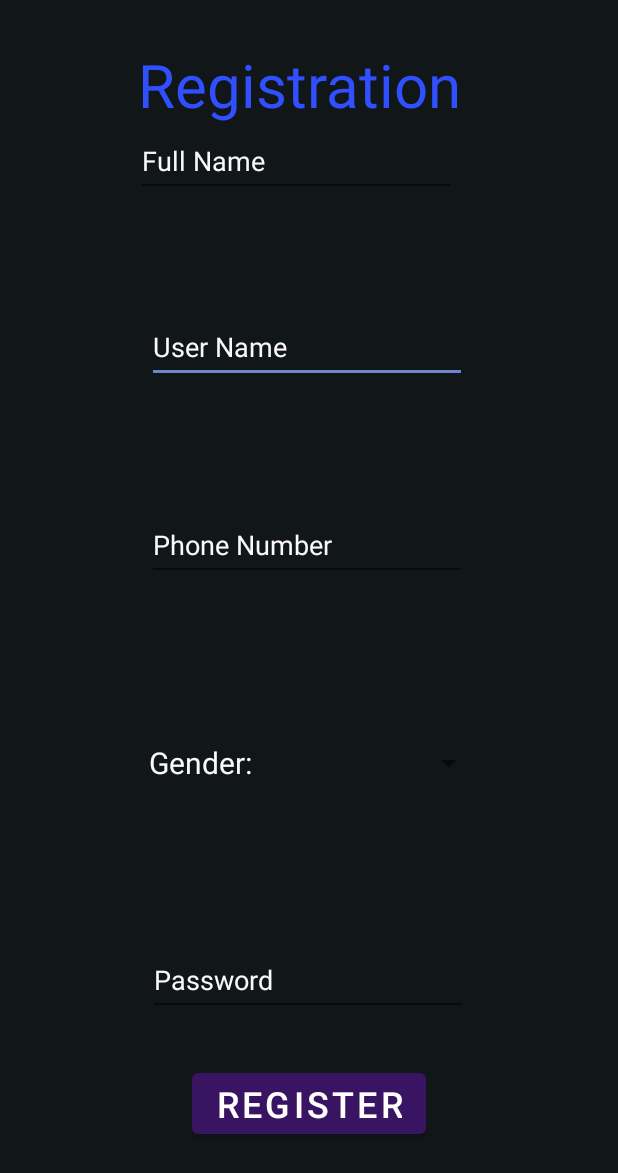
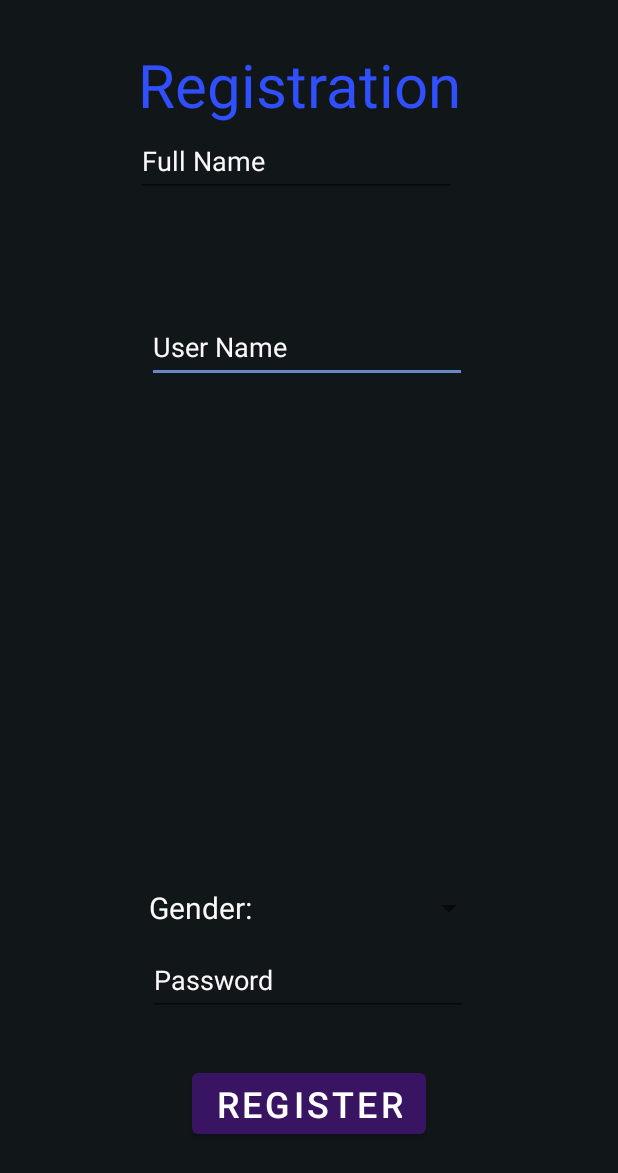
Before and after one commit to aiRamo/clotho, an Android app: the Registration screen opened directly, with no data from a screen before it, on a phone screen of 412 x 824 dp. Shown: the top 1173 px of the screen. Run offline under Robolectric (Android 15) with nearby library versions, the phone set to English and light mode, and no system bars; our stand-ins replace Firebase (no records; nobody signed in at launch, a user with empty details on screens opened directly).

```diff
--- a/app/src/main/res/layout/activity_registration.xml
+++ b/app/src/main/res/layout/activity_registration.xml
@@ -77,23 +77,7 @@
         app:layout_constraintTop_toBottomOf="@+id/Title"
         app:layout_constraintVertical_bias="0.55" />
 
-    <EditText
-        android:id="@+id/editTextTextPersonName2"
-        android:layout_width="wrap_content"
-        android:layout_height="wrap_content"
-        android:layout_marginTop="208dp"
-        android:autofillHints="Last name"
-        android:ems="10"
-        android:hint="@string/prompt_phoneNumber"
-        android:inputType="textPersonName"
-        android:minHeight="48dp"
-        android:textColor="#FAF8F8"
 
-        android:textColorHint="#FAF8F8"
-        app:layout_constraintEnd_toEndOf="parent"
-        app:layout_constraintHorizontal_bias="0.492"
-        app:layout_constraintStart_toStartOf="parent"
-        app:layout_constraintTop_toBottomOf="@+id/editTextTextPersonName" />
 
     <EditText
         android:id="@+id/editTextTextPassword"
```
